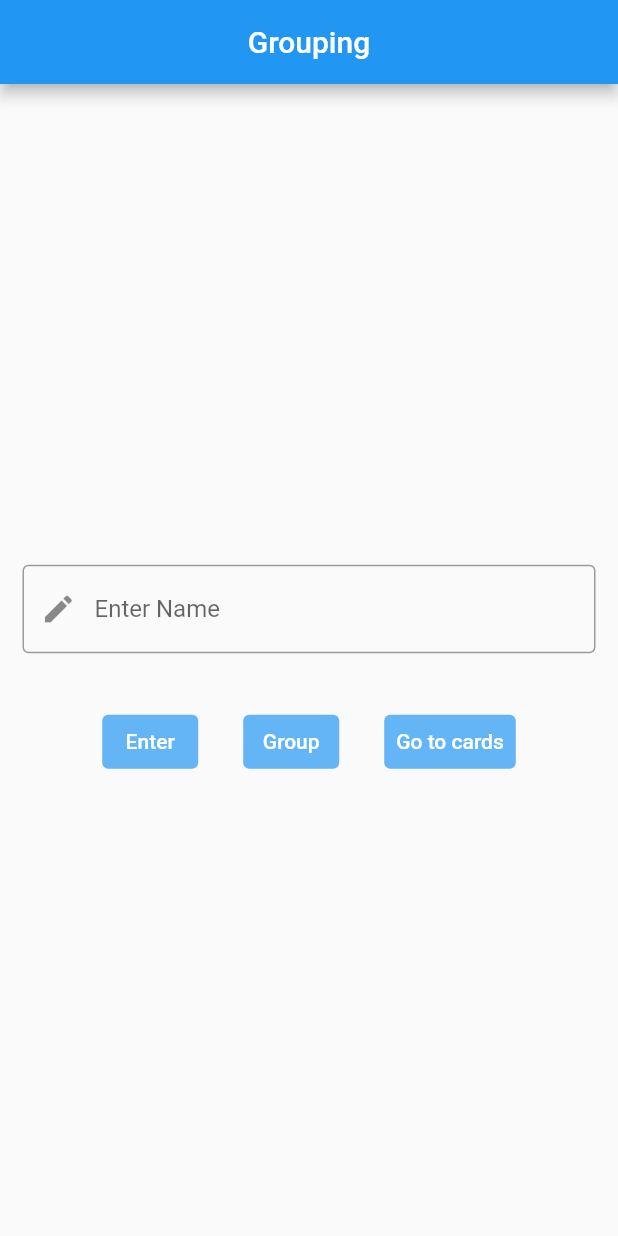
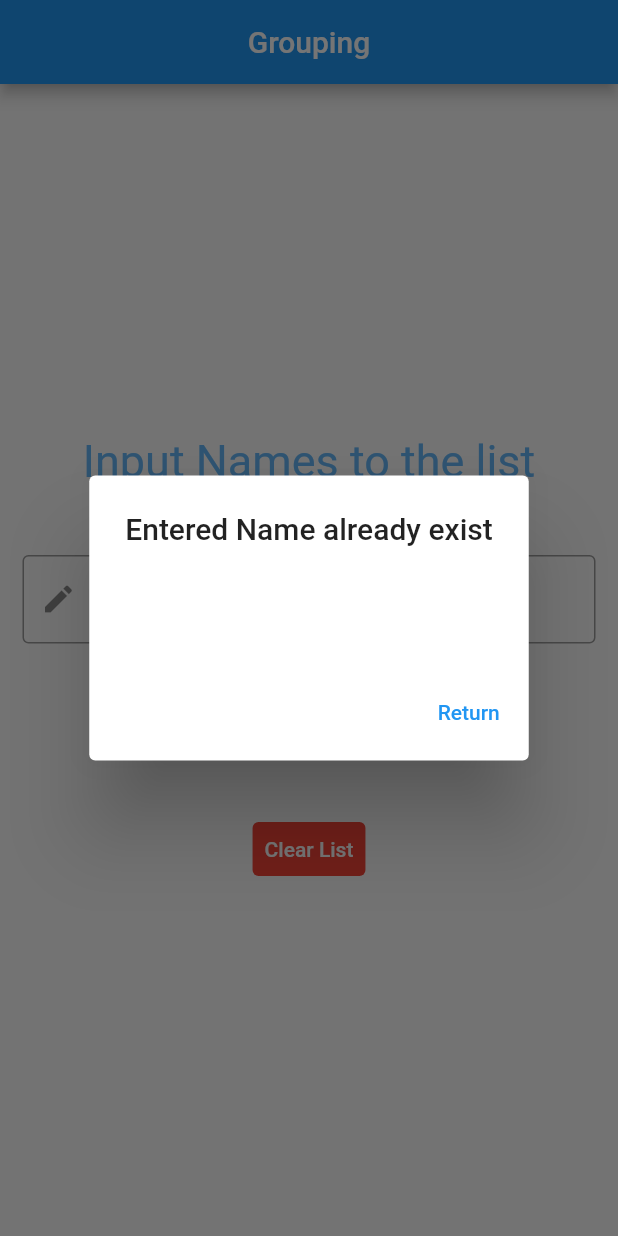
Before and after one commit to amal-prasad99/group_names, a Flutter app: the screen it shows after launch, after a tap on "Enter", on a phone screen of 412 x 824 dp. Run offline on Flutter 3.47's test engine with Material 2 defaults, Android fonts, the light colour scheme and no system bars.

Commit message:
clear list added

```diff
--- a/lib/input_name.dart
+++ b/lib/input_name.dart
@@ -129,6 +129,16 @@
         child: Column(
           mainAxisAlignment: MainAxisAlignment.center,
           children: [
+            Text(
+              "Input Names to the list",
+              style: TextStyle(
+                fontSize: 30,
+                color: Colors.blue.shade300,
+              ),
+            ),
+            SizedBox(
+              height: 30,
+            ),
             Padding(
               padding: const EdgeInsets.all(15.0),
               child: TextField(
@@ -157,7 +167,7 @@
                   ),
                   onPressed: () {
                     var name = _inputName.text;
-                    // _showTextPopup(name);
+                    if (name.isEmpty) _showTextPopup(name);
                     enterToList(name);
                     print(namesList);
                     _inputName.clear();
@@ -200,6 +210,25 @@
                 )
               ],
             ),
+            const SizedBox(
+              height: 30,
+            ),
+            Row(
+              mainAxisAlignment: MainAxisAlignment.center,
+              children: [
+                TextButton(
+                  style: TextButton.styleFrom(
+                    backgroundColor: Colors.red.shade500,
+                    foregroundColor: Colors.white,
+                  ),
+                  onPressed: () {
+                    namesList = [];
+                    dividedLists = [];
+                  },
+                  child: const Text('Clear List'),
+                )
+              ],
+            )
           ],
         ),
       ),
```
